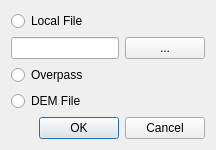
Before: the Qt Designer form osmmapmakerapp/inputtypedialog.ui in jremillard/osmmapmaker, drawn with Qt 5.
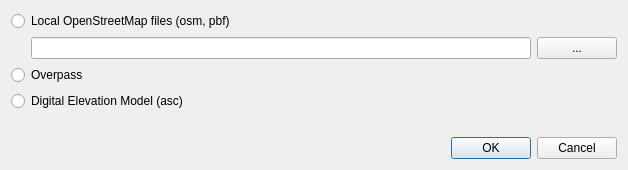
After: the same form once the commit is applied.

Commit message: Update input type dialog UI

Diff of the .ui file:
```diff
--- a/osmmapmakerapp/inputtypedialog.ui
+++ b/osmmapmakerapp/inputtypedialog.ui
@@ -9,14 +9,24 @@
    <item>
     <widget class="QRadioButton" name="localRadio">
      <property name="text">
-      <string>Local File</string>
+      <string>Local OpenStreetMap files (osm, pbf)</string>
      </property>
     </widget>
    </item>
    <item>
     <layout class="QHBoxLayout" name="localLayout">
+     <property name="leftMargin">
+      <number>20</number>
+     </property>
      <item>
-      <widget class="QLineEdit" name="localFilePath"/>
+      <widget class="QLineEdit" name="localFilePath">
+       <property name="minimumSize">
+        <size>
+         <width>500</width>
+         <height>0</height>
+        </size>
+       </property>
+      </widget>
      </item>
      <item>
       <widget class="QPushButton" name="browseButton">
@@ -37,10 +47,23 @@
   <item>
    <widget class="QRadioButton" name="demRadio">
     <property name="text">
-     <string>DEM File</string>
+     <string>Digital Elevation Model (asc)</string>
     </property>
    </widget>
   </item>
+  <item>
+   <spacer name="verticalSpacer">
+    <property name="orientation">
+     <enum>Qt::Vertical</enum>
+    </property>
+    <property name="sizeHint" stdset="0">
+     <size>
+      <width>20</width>
+      <height>20</height>
+     </size>
+    </property>
+   </spacer>
+  </item>
   <item>
    <widget class="QDialogButtonBox" name="buttonBox">
      <property name="orientation">
```
Left out of the diff: 2 changed lines with no effect on the pictures. The commit also changes 1 other file.
